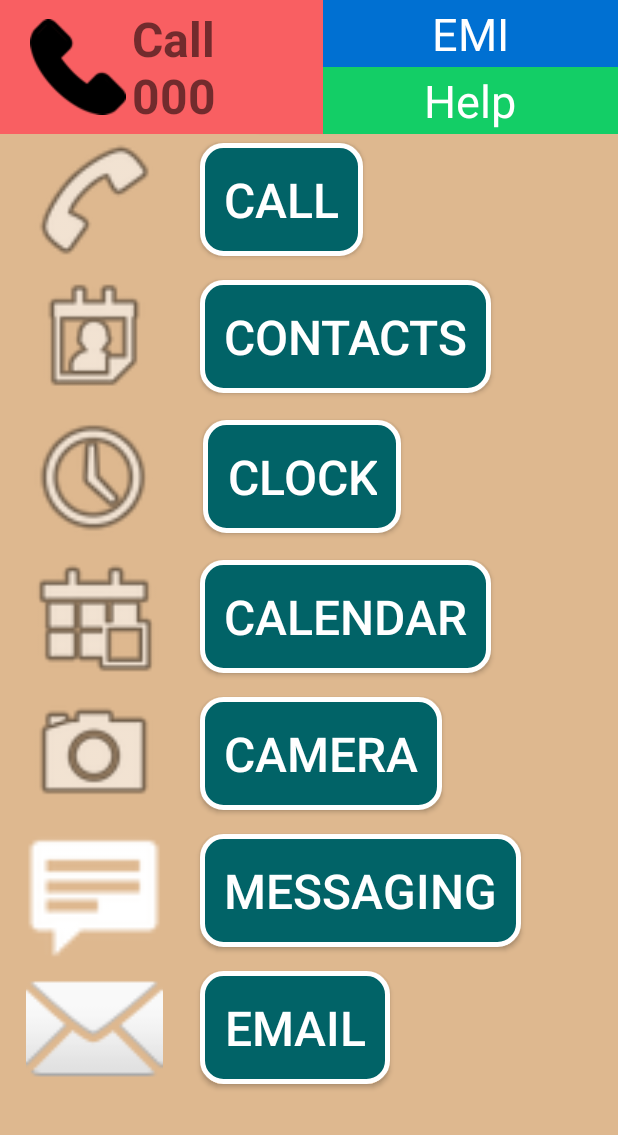
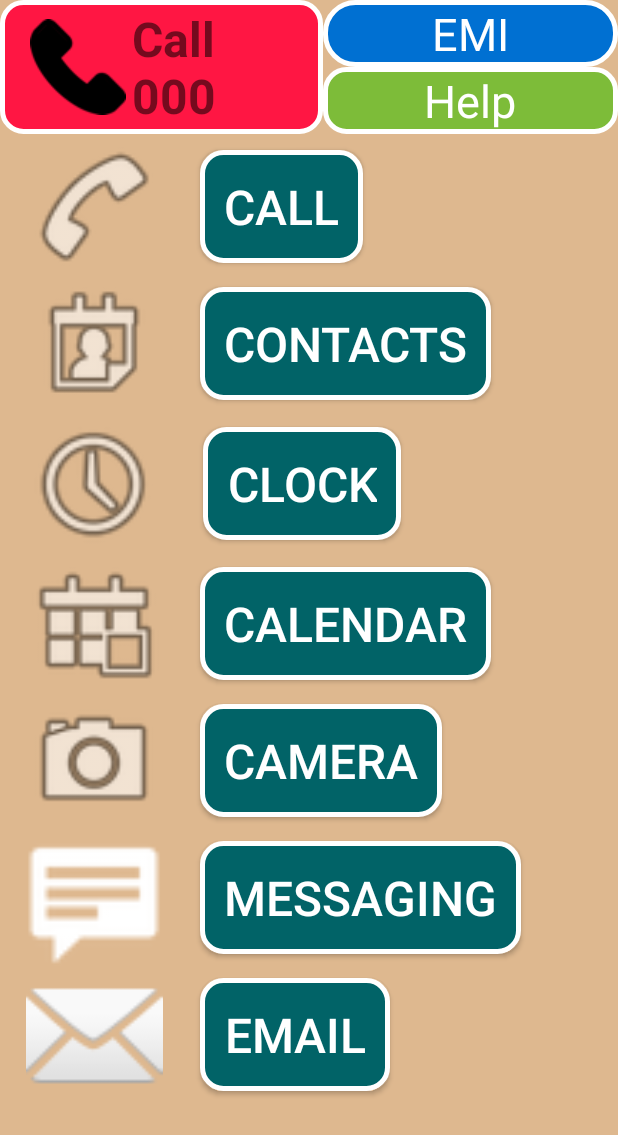
Before and after one commit to besttodd/Asscessibility-App, an Android app: the screen it shows after launch (MainActivity), on a phone screen of 412 x 824 dp. Shown: the top 1135 px of the screen. Run offline under Robolectric (Android 15) with nearby library versions, the phone set to English and light mode, and no system bars; pictures from the network do not load.

Commit message:
commit for Sprint 3

```diff
--- a/app/src/main/java/au/edu/jcu/cp3405/prototype/ContactsAdapter.java
+++ b/app/src/main/java/au/edu/jcu/cp3405/prototype/ContactsAdapter.java
@@ -39,13 +39,13 @@ public class ContactsAdapter extends ArrayAdapter<Contact> {
         }
         TextView contactName = convertView.findViewById(R.id.nameItem);
         TextView contactNumber = convertView.findViewById(R.id.numberItem);
-        Button callButton = convertView.findViewById(R.id.callButton);
+        Button selectButton = convertView.findViewById(R.id.callButton);
         Button deleteButton = convertView.findViewById(R.id.deleteButton);
         assert contact != null;
         contactName.setText(contact.name);
         contactNumber.setText(contact.mobileNum);
 
-        callButton.setOnClickListener(new View.OnClickListener() {
+        selectButton.setOnClickListener(new View.OnClickListener() {
             @Override
             public void onClick(View v) {
                 listener.onUpdate(State.SELECT_CONTACT, v);
--- a/app/src/main/java/au/edu/jcu/cp3405/prototype/MainActivity.java
+++ b/app/src/main/java/au/edu/jcu/cp3405/prototype/MainActivity.java
@@ -65,6 +65,7 @@ public class MainActivity extends AppCompatActivity {
         emergencyConfirm.setVisibility(View.INVISIBLE);
         greyScreen.setVisibility(View.INVISIBLE);
         enableDisableView(scroller, true);
+        //Open medical info for additional help
         emiClicked(view);
     }
 
--- a/app/src/main/java/au/edu/jcu/cp3405/prototype/NewReminderActivity.java
+++ b/app/src/main/java/au/edu/jcu/cp3405/prototype/NewReminderActivity.java
@@ -286,8 +286,7 @@ public class NewReminderActivity extends AppCompatActivity {
 
     public void setFocus(EditText view) {
         view.setBackground(getResources().getDrawable(R.drawable.edittext_focus_style));
-        view.setText("");
-        if (previousField != null) { previousField.setBackground(getResources().getDrawable(R.drawable.edittext_style)); }
+        if (previousField != null && previousField != view) { previousField.setBackground(getResources().getDrawable(R.drawable.edittext_style)); }
         previousField = view;
     }
 
--- a/app/src/main/java/au/edu/jcu/cp3405/prototype/ReminderAlertActivity.java
+++ b/app/src/main/java/au/edu/jcu/cp3405/prototype/ReminderAlertActivity.java
@@ -43,7 +43,10 @@ public class ReminderAlertActivity extends AppCompatActivity {
         soundManager = (SoundManager) getApplicationContext();
 
         sharedpreferences = this.getSharedPreferences(MyPREFERENCES, Context.MODE_PRIVATE);
-        int id = Integer.parseInt(Objects.requireNonNull(sharedpreferences.getString("AlarmId", null)));
+        int id = 0;
+        if (sharedpreferences.getString("AlarmId", null) != null) {
+            id = Integer.parseInt(Objects.requireNonNull(sharedpreferences.getString("AlarmId", null)));
+        }
         sharedpreferences = getSharedPreferences(MyPREFERENCES, Context.MODE_PRIVATE);
         reminderList = getList();
 
--- a/app/src/main/java/au/edu/jcu/cp3405/prototype/StateListener.java
+++ b/app/src/main/java/au/edu/jcu/cp3405/prototype/StateListener.java
@@ -3,5 +3,5 @@ package au.edu.jcu.cp3405.prototype;
 import android.view.View;
 
 public interface StateListener {
-    void onUpdate(State state, View view);
+    void onUpdate(State state, Object object);
 }
--- a/app/src/main/java/au/edu/jcu/cp3405/prototype/ViewContactsActivity.java
+++ b/app/src/main/java/au/edu/jcu/cp3405/prototype/ViewContactsActivity.java
@@ -33,14 +33,14 @@ public class ViewContactsActivity extends AppCompatActivity implements StateList
     }
 
     @Override
-    public void onUpdate(State state, View view) {
+    public void onUpdate(State state, Object view) {
         switch (state) {
             case UPDATE_CONTACTS:
                 adapter.notifyDataSetChanged();
                 getAllContacts();
                 break;
             case SELECT_CONTACT:
-                listItemClicked(view);
+                listItemClicked((View) view);
                 break;
         }
     }
--- a/app/src/main/res/drawable/button_blue.xml
+++ b/app/src/main/res/drawable/button_blue.xml
@@ -1,7 +1,6 @@
 <?xml version="1.0" encoding="utf-8"?>
 <shape xmlns:android="http://schemas.android.com/apk/res/android" android:shape="rectangle">
     <corners android:radius="20dp"/>
-    <padding android:left="10dp" android:right="10dp" android:top="10dp" android:bottom="10dp"/>
-    <stroke android:width="5dp" android:color="#000000"/>
+    <stroke android:width="3dp" android:color="@color/white"/>
     <solid android:color="@color/blue" />
 </shape>
--- a/app/src/main/res/drawable/edittext_focus_style.xml
+++ b/app/src/main/res/drawable/edittext_focus_style.xml
@@ -4,7 +4,7 @@
     <corners android:radius="14dp" />
     <solid android:color="@color/colorSkyBlue" />
     <stroke
-        android:width="1dp"
+        android:width="3dp"
         android:color="@color/black"/>
 
 </shape>
--- a/app/src/main/res/drawable/edittext_style.xml
+++ b/app/src/main/res/drawable/edittext_style.xml
@@ -4,7 +4,7 @@
     <corners android:radius="14dp" />
     <solid android:color="@color/white" />
     <stroke
-        android:width="1dp"
+        android:width="3dp"
         android:color="@color/black"/>
 
 </shape>
--- a/app/src/main/res/layout/activity_main.xml
+++ b/app/src/main/res/layout/activity_main.xml
@@ -18,15 +18,10 @@
             android:orientation="vertical"
             tools:context=".MainActivity">
 
-            <Button
-                style="@style/ColorTheme"
+            <!--Place holder-->
+            <TextView
                 android:layout_width="wrap_content"
-                android:layout_height="wrap_content"
-                android:layout_gravity="center"
-                android:background="@drawable/button_red"
-                android:onClick="emergencyClicked"
-                android:padding="22dp"
-                android:textSize="32sp" />
+                android:layout_height="92dp" />
 
             <LinearLayout
                 android:layout_width="wrap_content"
@@ -219,7 +214,7 @@
             android:layout_width="wrap_content"
             android:layout_height="wrap_content"
             android:layout_weight="1"
-            android:background="@color/colorOffRed"
+            android:background="@drawable/button_red"
             android:onClick="emergencyClicked"
             android:orientation="horizontal"
             android:padding="4dp">
@@ -235,7 +230,7 @@
                 android:layout_width="wrap_content"
                 android:layout_height="wrap_content"
                 android:layout_marginStart="4dp"
-                android:text="Call\n000"
+                android:text="@string/call_n000"
                 android:textSize="32sp"
                 android:textStyle="bold" />
         </LinearLayout>
@@ -248,7 +243,7 @@
                 android:layout_width="match_parent"
                 android:layout_height="wrap_content"
                 android:layout_weight="1"
-                android:background="@color/blue"
+                android:background="@drawable/button_blue"
                 android:gravity="center"
                 android:text="EMI"
                 android:textColor="@color/white"
@@ -258,7 +253,7 @@
                 android:layout_width="match_parent"
                 android:layout_height="wrap_content"
                 android:layout_weight="1"
-                android:background="@color/green"
+                android:background="@drawable/button_green"
                 android:gravity="center"
                 android:text="Help"
                 android:textColor="@color/white"
@@ -289,13 +284,14 @@
             android:layout_width="wrap_content"
             android:layout_height="wrap_content"
             android:layout_gravity="center"
-            android:src="@drawable/phone_calling" />
+            android:src="@drawable/phone_calling"
+            android:contentDescription="@string/image_of_a_phone_calling" />
         <TextView
             android:layout_width="wrap_content"
             android:layout_height="wrap_content"
             android:layout_gravity="center"
             android:layout_marginBottom="6dp"
-            android:text="Calling 000"
+            android:text="@string/calling_000"
             android:textSize="32sp"
             android:textStyle="bold" />
 
@@ -308,7 +304,7 @@
                 android:layout_height="wrap_content"
                 android:background="@drawable/button_red"
                 android:padding="4dp"
-                android:text="Cancel"
+                android:text="@string/cancel"
                 android:textColor="@color/white"
                 android:textSize="28sp"
                 android:onClick="cancelEmergency"/>
@@ -319,7 +315,7 @@
                 android:layout_marginStart="8dp"
                 android:background="@drawable/button_green"
                 android:padding="4dp"
-                android:text="Confirm"
+                android:text="@string/confirm"
                 android:textColor="@color/white"
                 android:textSize="28sp" />
         </LinearLayout>
--- a/app/src/main/res/layout/reminder_item.xml
+++ b/app/src/main/res/layout/reminder_item.xml
@@ -27,6 +27,7 @@
         android:textColor="#FFFFFF"
         android:text="10:00am" />
         <Button
+            android:id="@+id/deleteButton"
             android:layout_width="wrap_content"
             android:layout_height="wrap_content"
             android:layout_weight="1"
--- a/app/src/main/res/values/strings.xml
+++ b/app/src/main/res/values/strings.xml
@@ -99,5 +99,10 @@
     <string name="blood_type">Blood Type</string>
     <string name="edit">Edit</string>
     <string name="contact_image">contact image</string>
-    <string name="tap_emergency_contact">Tap to add \n Emergency Contact</string>
+    <string name="tap_emergency_contact">Tap to add \n Emergency \n Contact</string>
+    <string name="picture_of_contact">picture of emergency contact</string>
+    <string name="image_of_a_phone_calling">Image of a phone calling</string>
+    <string name="calling_000">Calling 000</string>
+    <string name="confirm">Confirm</string>
+    <string name="call_n000">Call\n000</string>
 </resources>
```
Also changed, not shown: app/src/main/java/au/edu/jcu/cp3405/prototype/EmergencyInfoActivity.java (+13 -2 lines), app/src/main/java/au/edu/jcu/cp3405/prototype/NewEmergencyInfoActivity.java (+35 -4 lines), app/src/main/java/au/edu/jcu/cp3405/prototype/ReminderAdapter.java (+8 -9 lines), app/src/main/java/au/edu/jcu/cp3405/prototype/ViewRemindersActivity.java (+7 -4 lines), app/src/main/res/layout/activity_emergency_info.xml (+12 -4 lines).
